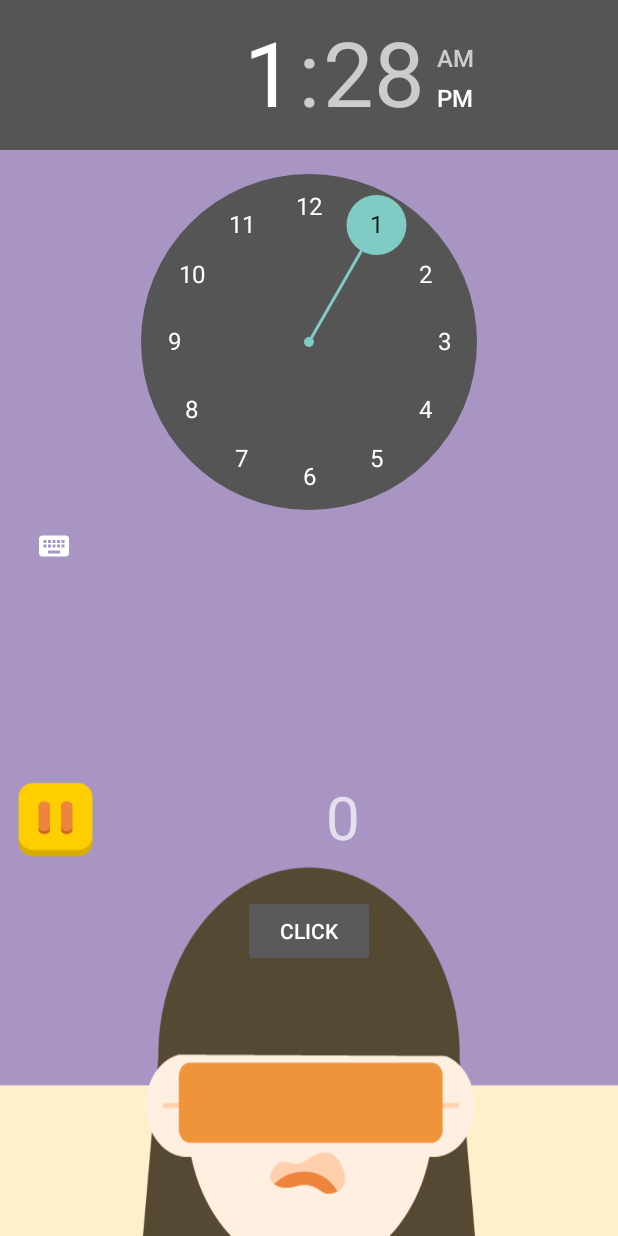
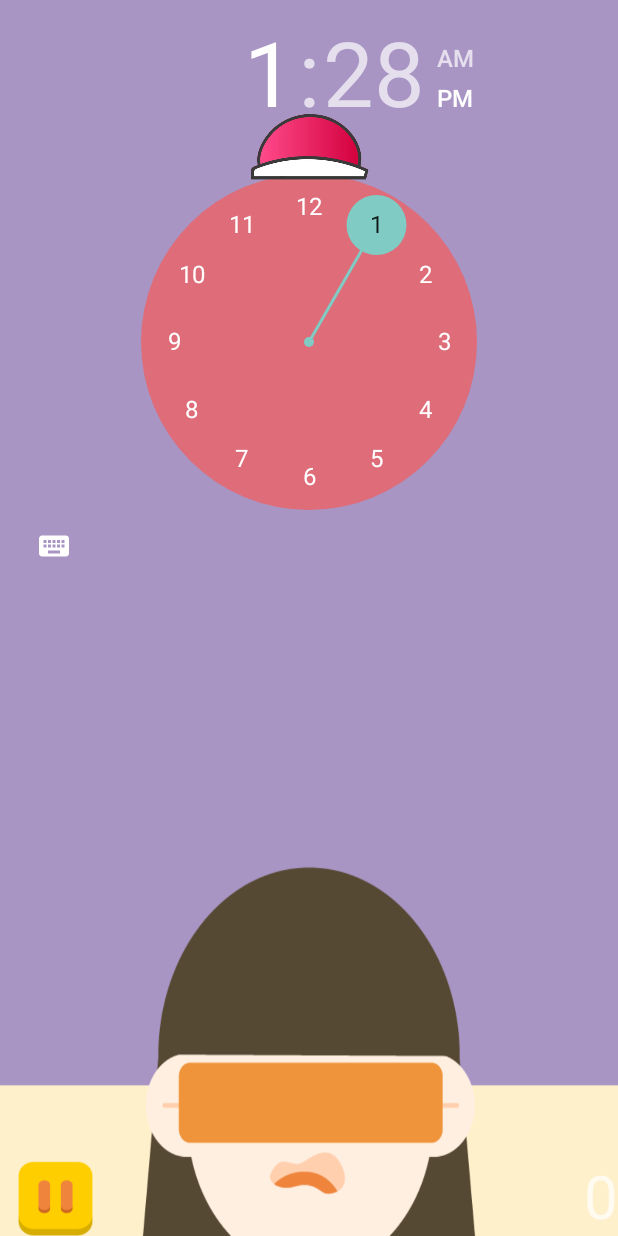
Before and after one commit to HyePago/DugeunLight, an Android app: the layout activity_clockgame.xml on its own in the app's theme, with its tools: preview values and no code run, on a phone screen of 412 x 824 dp. Run offline under Robolectric (Android 15) with nearby library versions, the phone set to English and light mode, and no system bars.

Commit message:
clock image update

```diff
--- a/app/src/main/java/com/example/ip/myapplication_3/ClockGameActivity.java
+++ b/app/src/main/java/com/example/ip/myapplication_3/ClockGameActivity.java
@@ -23,7 +23,7 @@ public class ClockGameActivity extends AppCompatActivity {
     AlarmManager alarm_manager;
     TimePicker alarm_timepicker;
     ImageView stop;
-    Button setalarm;
+    ImageView setalarm;
     Handler handler;
 
 
@@ -74,7 +74,7 @@ public class ClockGameActivity extends AppCompatActivity {
             }
         });
 
-        setalarm = (Button)findViewById(R.id.setalarm);
+        setalarm = (ImageView) findViewById(R.id.setalarm);
         setalarm.setOnClickListener(new View.OnClickListener() {
             @Override
             public void onClick(View view) {
--- a/app/src/main/res/layout/activity_clockgame.xml
+++ b/app/src/main/res/layout/activity_clockgame.xml
@@ -10,28 +10,39 @@
         android:id="@+id/timePicker"
         android:layout_width="match_parent"
         android:layout_height="wrap_content"
-        android:layout_weight="1" />
-
+        android:layout_alignParentStart="true"
+        android:layout_alignParentTop="true"
+        android:layout_weight="1"
+        android:headerBackground="@color/clock_background"
+        android:numbersBackgroundColor="@color/colorPrimaryDark"/>
+<!--
     <Button
         android:id="@+id/setalarm"
         android:layout_width="wrap_content"
         android:layout_height="wrap_content"
-        android:layout_alignParentBottom="true"
+        android:layout_alignParentTop="true"
         android:layout_centerHorizontal="true"
         android:layout_gravity="right"
-        android:layout_marginBottom="179dp"
-        android:text="click" />
+        android:layout_marginTop="86dp"
+        android:text="click" />-->
+
+    <ImageView
+        android:id="@+id/setalarm"
+        android:layout_width="80dp"
+        android:layout_height="50dp"
+        android:layout_alignParentTop="true"
+        android:layout_centerHorizontal="true"
+        android:layout_marginTop="74dp"
+        android:src="@drawable/boot" />
 
     <TextView
         android:id="@+id/time"
-        android:layout_alignRight="@id/setalarm"
-        android:layout_above="@id/setalarm"
-        android:layout_marginBottom="25dp"
-        android:text="0"
-        android:layout_marginRight="10dp"
         android:layout_width="wrap_content"
         android:layout_height="wrap_content"
-        android:textSize="40dp"/>
+        android:layout_alignParentBottom="true"
+        android:layout_alignParentEnd="true"
+        android:text="0"
+        android:textSize="40dp" />
 
     <ImageView
         android:id="@+id/stop"
--- a/app/src/main/res/values/colors.xml
+++ b/app/src/main/res/values/colors.xml
@@ -1,6 +1,7 @@
 <?xml version="1.0" encoding="utf-8"?>
 <resources>
-    <color name="colorPrimary">#bcbcb8</color>
-    <color name="colorPrimaryDark">#bcbcb8</color>
+    <color name="colorPrimary">#d49293</color>
+    <color name="colorPrimaryDark">#de6d79</color>
     <color name="colorAccent">#FF4081</color>
+    <color name="clock_background">#00ffffff</color>
 </resources>
```
Also changed, not shown: app/src/main/res/drawable/boot.png (added).
